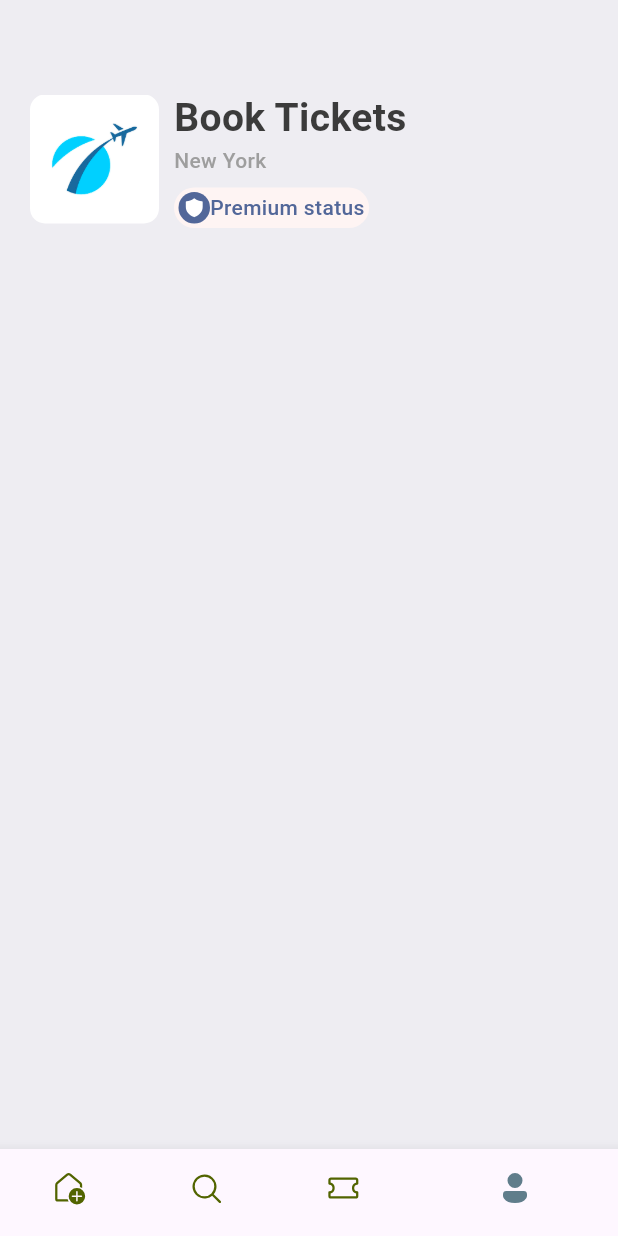
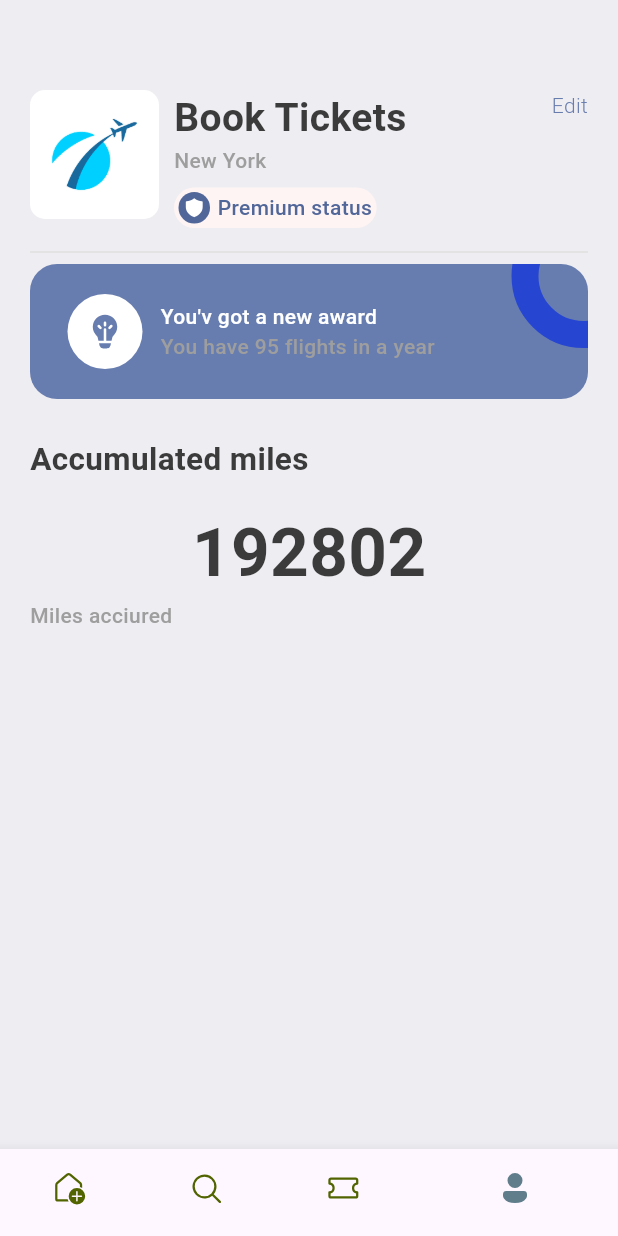
Before and after one commit to patrickNwafo/flutter_project, a Flutter app: the screen it shows after launch, item 4 of the bottom bar chosen, on a phone screen of 412 x 824 dp. Run offline on Flutter 3.47's test engine with Material 3 defaults, Android fonts, the phone set to English and light mode, and no system bars; our stand-ins replace barcode_widget, fluentui_icons.

Commit message:
Profile page 2

```diff
--- a/lib/base/res/styles/app_styles.dart
+++ b/lib/base/res/styles/app_styles.dart
@@ -16,6 +16,7 @@ class AppStyles {
   static Color dotColor = const Color(0xFFBACCF7);
   static Color planeSecondColor = const Color(0xFFBACCF7);
   static Color profileLocationColor = const Color(0xFFFEF4F3);
+  static Color profileTextColor = const Color(0xFF526799);
 
   static TextStyle textStyle =
       TextStyle(fontSize: 16, color: textColor, fontWeight: FontWeight.w500);
--- /dev/null
+++ b/lib/base/widgets/heading_text.dart
@@ -0,0 +1,26 @@
+import 'package:flutter/material.dart';
+
+import '../res/styles/app_styles.dart';
+
+class HeadingText extends StatelessWidget {
+
+  final String text;
+  final TextAlign align;
+  final bool? isColor;
+  const HeadingText(
+      {super.key,
+        required this.text,
+        this.align = TextAlign.start,
+        this.isColor});
+
+  @override
+  Widget build(BuildContext context) {
+    return Text(
+      text,
+      textAlign: align,
+      style: isColor == null
+          ? AppStyles.headLineStyle4.copyWith(color: Colors.white)
+          : AppStyles.headLineStyle1,
+    );
+  }
+}
--- a/lib/screens/home/home_screen.dart
+++ b/lib/screens/home/home_screen.dart
@@ -8,6 +8,7 @@ import 'package:ticket_app/screens/home/widgets/hotel.dart';
 import '../../base/res/media.dart';
 import '../../base/res/styles/app_styles.dart';
 import '../../base/utils/app_jason.dart';
+import '../../base/widgets/heading_text.dart';
 
 class HomeScreen extends StatelessWidget {
   const HomeScreen({super.key});
@@ -40,10 +41,7 @@ class HomeScreen extends StatelessWidget {
                         const SizedBox(
                           height: 5,
                         ),
-                        Text(
-                          "Book tickets",
-                          style: AppStyles.headLineStyle1,
-                        )
+                        const HeadingText(text: "Book Tickets", isColor: false,)
                       ],
                     ),
                     Container(
--- a/lib/screens/profile/profile.dart
+++ b/lib/screens/profile/profile.dart
@@ -2,6 +2,8 @@ import 'package:fluentui_icons/fluentui_icons.dart';
 import 'package:flutter/material.dart';
 import 'package:ticket_app/base/res/media.dart';
 import 'package:ticket_app/base/res/styles/app_styles.dart';
+import 'package:ticket_app/base/widgets/heading_text.dart';
+import 'package:ticket_app/base/widgets/text_style_fourth.dart';
 
 class ProfileScreen extends StatelessWidget {
   const ProfileScreen({super.key});
@@ -15,6 +17,7 @@ class ProfileScreen extends StatelessWidget {
         children: [
           const Padding(padding: EdgeInsets.only(top: 40)),
           Row(
+            crossAxisAlignment: CrossAxisAlignment.start,
             children: [
               // Shows the logo
               Container(
@@ -31,10 +34,7 @@ class ProfileScreen extends StatelessWidget {
               Column(
                 crossAxisAlignment: CrossAxisAlignment.start,
                 children: [
-                  Text(
-                    "Book Tickets",
-                    style: AppStyles.headLineStyle1,
-                  ),
+                  const HeadingText(text: "Book Tickets", isColor: false,),
                   Text(
                     "New York",
                     style: TextStyle(
@@ -42,9 +42,12 @@ class ProfileScreen extends StatelessWidget {
                         fontWeight: FontWeight.w500,
                         color: Colors.grey.shade500),
                   ),
-                  const SizedBox(height: 8,),
+                  const SizedBox(
+                    height: 8,
+                  ),
                   Container(
-                    padding: const EdgeInsets.symmetric(horizontal: 3, vertical: 3),
+                    padding:
+                        const EdgeInsets.symmetric(horizontal: 3, vertical: 3),
                     //decoration
                     decoration: BoxDecoration(
                       color: AppStyles.profileLocationColor,
@@ -55,23 +58,123 @@ class ProfileScreen extends StatelessWidget {
                       children: [
                         Container(
                           padding: EdgeInsets.all(3),
-                          decoration: const BoxDecoration(
-                              shape: BoxShape.circle, color: Color(0xFF526799)),
+                          decoration: BoxDecoration(
+                              shape: BoxShape.circle,
+                              color: AppStyles.profileTextColor),
                           child: const Icon(
-                              FluentSystemIcons.ic_fluent_shield_filled,
+                            FluentSystemIcons.ic_fluent_shield_filled,
                             color: Colors.white,
                             size: 15,
                           ),
                         ),
-                        Text("Premium status", style: TextStyle(
-                          color: Color(0xFF526799), fontWeight: FontWeight.w500
-                        ),)
+                        const SizedBox(
+                          width: 5,
+                        ),
+                        Text(
+                          "Premium status",
+                          style: TextStyle(
+                              color: AppStyles.profileTextColor,
+                              fontWeight: FontWeight.w500),
+                        )
                       ],
                     ),
                   )
                 ],
+              ),
+              Expanded(child: Container()),
+              Text(
+                "Edit",
+                style: TextStyle(
+                  color: AppStyles.primaryColor, fontWeight: FontWeight.w300
+                ),
               )
             ],
+          ),
+          const SizedBox(height: 8,),
+          //divider
+          Divider(color: Colors.grey.shade300,
+          ),
+          //Show the card
+          Stack(
+            children: [
+              Container(
+                height: 90,
+                width: double.infinity,
+                decoration: BoxDecoration(
+                  color: AppStyles.primaryColor,
+                  borderRadius: BorderRadius.circular(18)
+                ),
+              ),
+              Container(
+                padding: const EdgeInsets.symmetric(horizontal: 25, vertical: 20),
+                child: Row(
+                  children: [
+                    CircleAvatar(
+                      maxRadius: 25,
+                      backgroundColor: Colors.white,
+                      child: Icon(
+                        FluentSystemIcons.ic_fluent_lightbulb_filament_filled,
+                        color: AppStyles.primaryColor,
+                        size: 27,
+                      ),
+                    ),
+                    const SizedBox(width: 12,),
+                    const Column(
+                      crossAxisAlignment: CrossAxisAlignment.start,
+                      children: [
+                        TextStyleFourth(
+                            text: "You\'v got a new award",
+                          isColor: null,
+                        ),
+                        TextStyleFourth(
+                          text: "You have 95 flights in a year",
+                          isColor: false,
+                        ),
+                      ],
+                    )
+                  ],
+                ),
+              ),
+              Positioned(
+                top: -40,
+                  right: -45,
+                  child: Container(
+                    padding: EdgeInsets.all(30),
+                  decoration: BoxDecoration(
+                    shape: BoxShape.circle,
+                    border: Border.all(width: 18, color: Color(0xFF2646D2)),
+                  ),
+              ))
+            ],
+          ),
+          const SizedBox(height: 25,),
+          Text("Accumulated miles", style: AppStyles.headLineStyle3,),
+          Container(
+            decoration: BoxDecoration(
+              borderRadius: BorderRadius.circular(18),
+              color: AppStyles.bgColor
+            ),
+            child: Column(
+              children: [
+                const SizedBox(height: 15,),
+                Text("192802", style: TextStyle(
+                  fontSize: 45, color: AppStyles.textColor, fontWeight: FontWeight.w600
+                ),),
+                //row -> text,
+                Row(
+                  children: [
+                    Text(
+                      "Miles acciured",
+                      style: AppStyles.headLineStyle4,
+                    )
+                  ],
+                )
+                //row -> column
+                //row -> column
+                //text
+
+              ],
+            ),
           )
         ],
       ),
```
